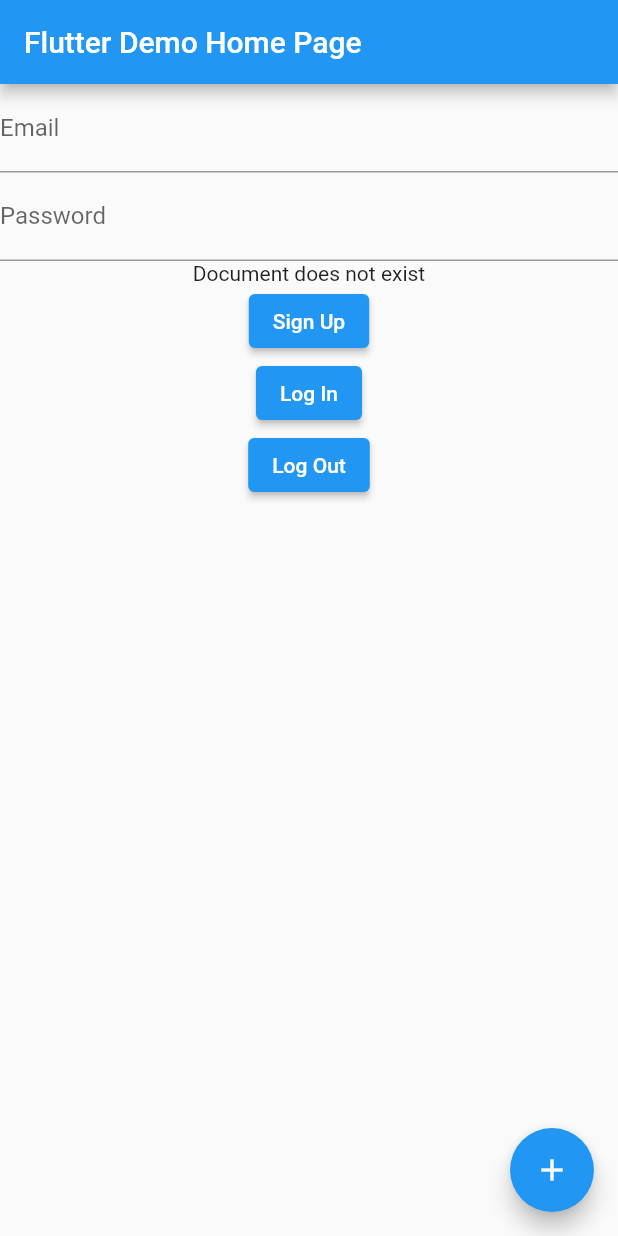
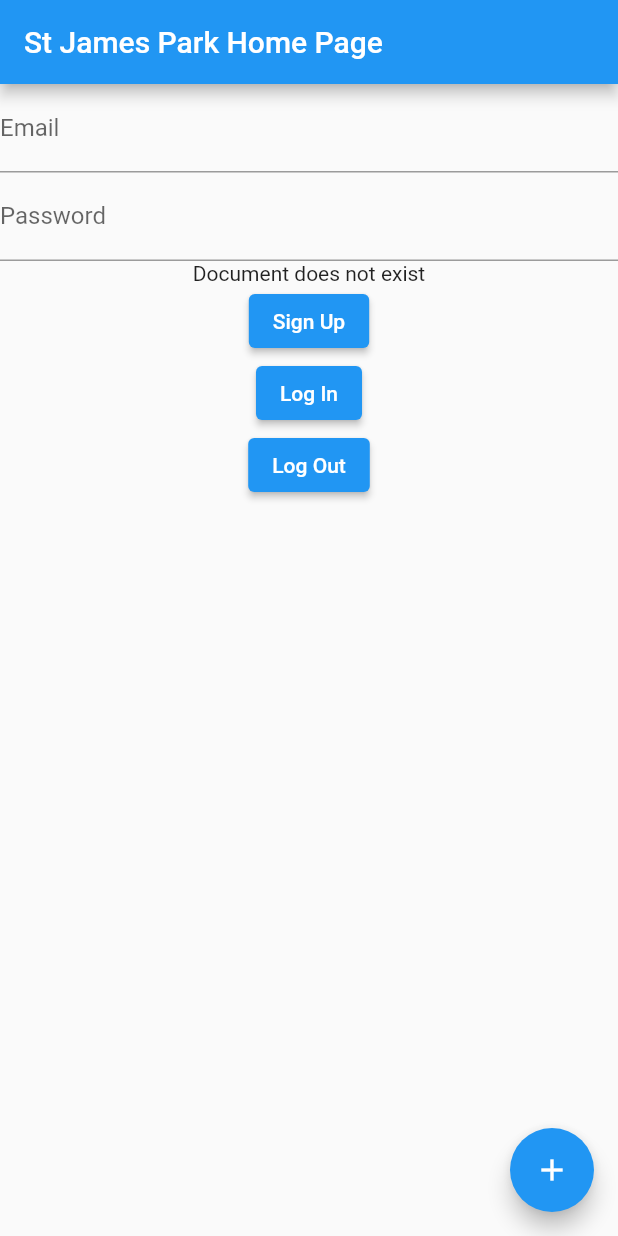
Before and after one commit to joelc0193/st_james_park_app, a Flutter app: the screen it shows after launch, on a phone screen of 412 x 824 dp. Run offline on Flutter 3.47's test engine with Material 2 defaults, Android fonts, the phone set to English and light mode, and no system bars; our stand-ins replace cloud_firestore, firebase_auth, firebase_core; accounts and stored records are empty.

Commit message:
Deleted unnecessary file and changed name

```diff
--- a/lib/my_app.dart
+++ /dev/null
@@ -1,17 +0,0 @@
-import 'package:flutter/material.dart';
-import 'package:st_james_park_app/my_home_page.dart';
-
-class MyApp extends StatelessWidget {
-  const MyApp({Key? key}) : super(key: key);
-
-  @override
-  Widget build(BuildContext context) {
-    return MaterialApp(
-      title: 'St James Park',
-      theme: ThemeData(
-        primarySwatch: Colors.blue,
-      ),
-      home: const MyHomePage(),
-    );
-  }
-}
--- a/lib/my_home_page.dart
+++ b/lib/my_home_page.dart
@@ -32,7 +32,7 @@
   Widget build(BuildContext context) {
     return Scaffold(
       appBar: AppBar(
-        title: const Text('Flutter Demo Home Page'),
+        title: const Text('St James Park Home Page'),
       ),
       body: Column(
         children: <Widget>[
```
